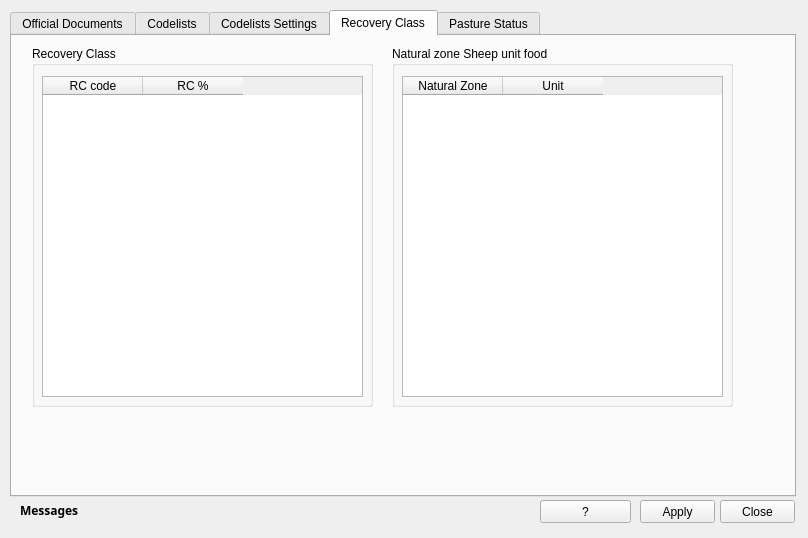
teamlm2/lm2_mgis, file view/PastureSettings.ui: the form before one commit.
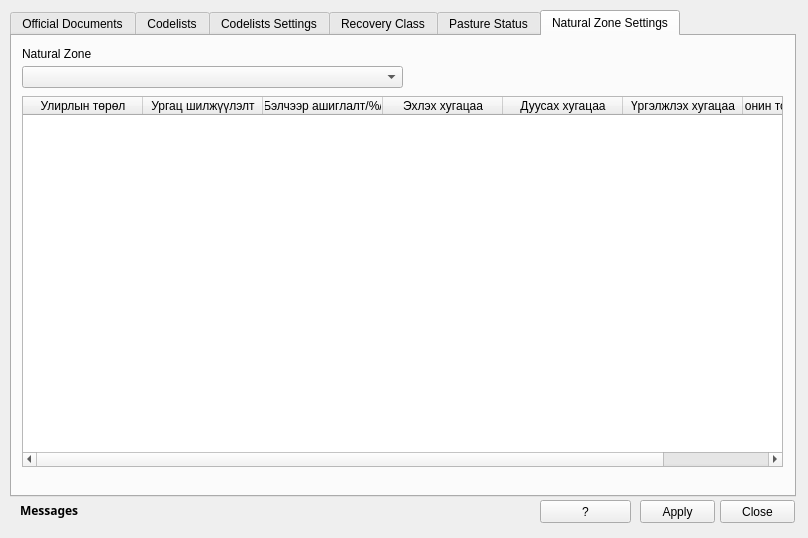
The form after the commit.

```diff
--- a/view/PastureSettings.ui
+++ b/view/PastureSettings.ui
@@ -23,7 +23,7 @@
     </rect>
    </property>
    <property name="currentIndex">
-    <number>3</number>
+    <number>5</number>
    </property>
    <widget class="QWidget" name="documents_tab">
     <attribute name="title">
@@ -960,6 +960,91 @@
      </widget>
     </widget>
    </widget>
+   <widget class="QWidget" name="tab_4">
+    <attribute name="title">
+     <string>Natural Zone Settings</string>
+    </attribute>
+    <widget class="QTableWidget" name="nz_pasture_type_twidget">
+     <property name="geometry">
+      <rect>
+       <x>10</x>
+       <y>60</y>
+       <width>761</width>
+       <height>371</height>
+      </rect>
+     </property>
+     <attribute name="horizontalHeaderDefaultSectionSize">
+      <number>120</number>
+     </attribute>
+     <attribute name="horizontalHeaderMinimumSectionSize">
+      <number>35</number>
+     </attribute>
+     <attribute name="verticalHeaderDefaultSectionSize">
+      <number>35</number>
+     </attribute>
+     <attribute name="verticalHeaderMinimumSectionSize">
+      <number>19</number>
+     </attribute>
+     <column>
+      <property name="text">
+       <string>Улирлын төрөл</string>
+      </property>
+     </column>
+     <column>
+      <property name="text">
+       <string>Ургац шилжүүлэлт</string>
+      </property>
+     </column>
+     <column>
+      <property name="text">
+       <string>Бэлчээр ашиглалт/%/</string>
+      </property>
+     </column>
+     <column>
+      <property name="text">
+       <string>Эхлэх хугацаа</string>
+      </property>
+     </column>
+     <column>
+      <property name="text">
+       <string>Дуусах хугацаа</string>
+      </property>
+     </column>
+     <column>
+      <property name="text">
+       <string>Үргэлжлэх хугацаа</string>
+      </property>
+     </column>
+     <column>
+      <property name="text">
+       <string>Хонин толгойн идэх өвс</string>
+      </property>
+     </column>
+    </widget>
+    <widget class="QLabel" name="label_15">
+     <property name="geometry">
+      <rect>
+       <x>10</x>
+       <y>10</y>
+       <width>341</width>
+       <height>16</height>
+      </rect>
+     </property>
+     <property name="text">
+      <string>Natural Zone</string>
+     </property>
+    </widget>
+    <widget class="QComboBox" name="natural_zone_set_cbox">
+     <property name="geometry">
+      <rect>
+       <x>10</x>
+       <y>30</y>
+       <width>381</width>
+       <height>22</height>
+      </rect>
+     </property>
+    </widget>
+   </widget>
   </widget>
   <widget class="QPushButton" name="help_button">
    <property name="geometry">
```
